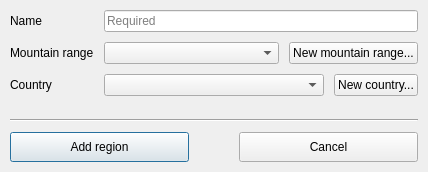
Old version of the form src/ui/region_dialog.ui in the repository svetter/pal.
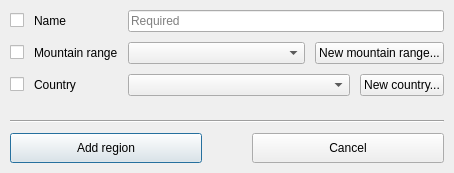
New version of the form. Icons and pictures are not drawn.

What changed in the file:
```diff
--- a/src/ui/region_dialog.ui
+++ b/src/ui/region_dialog.ui
@@ -6,8 +6,8 @@
    <rect>
     <x>0</x>
     <y>0</y>
-    <width>428</width>
-    <height>172</height>
+    <width>454</width>
+    <height>173</height>
    </rect>
   </property>
   <property name="sizePolicy">
@@ -16,12 +16,6 @@
     <verstretch>0</verstretch>
    </sizepolicy>
   </property>
-  <property name="maximumSize">
-   <size>
-    <width>16777215</width>
-    <height>172</height>
-   </size>
-  </property>
   <property name="windowTitle">
    <string>New region</string>
   </property>
@@ -50,12 +44,23 @@
       <number>10</number>
      </property>
      <item row="0" column="0">
+      <layout class="QHBoxLayout" name="nameLabelLayout">
+       <property name="spacing">
+        <number>10</number>
+       </property>
+       <item>
+        <widget class="QCheckBox" name="nameCheckbox">
+        </widget>
+       </item>
+       <item>
       <widget class="QLabel" name="nameLabel">
        <property name="text">
         <string>Name</string>
        </property>
       </widget>
      </item>
+      </layout>
+     </item>
      <item row="0" column="1">
       <widget class="QLineEdit" name="nameLineEdit">
        <property name="sizePolicy">
@@ -76,12 +81,23 @@
       </widget>
      </item>
      <item row="1" column="0">
+      <layout class="QHBoxLayout" name="rangeLabelLayout">
+       <property name="spacing">
+        <number>10</number>
+       </property>
+       <item>
+        <widget class="QCheckBox" name="rangeCheckbox">
+        </widget>
+       </item>
+       <item>
       <widget class="QLabel" name="rangeLabel">
        <property name="text">
         <string>Mountain range</string>
        </property>
       </widget>
      </item>
+      </layout>
+     </item>
      <item row="1" column="1">
       <layout class="QHBoxLayout" name="rangeSelectionLayout">
        <property name="spacing">
@@ -126,11 +142,22 @@
       </layout>
      </item>
      <item row="2" column="0">
+      <layout class="QHBoxLayout" name="countryLabelLayout">
+       <property name="spacing">
+        <number>10</number>
+       </property>
+       <item>
+        <widget class="QCheckBox" name="countryCheckbox">
+        </widget>
+       </item>
+       <item>
       <widget class="QLabel" name="countryLabel">
        <property name="text">
         <string>Country</string>
        </property>
       </widget>
+       </item>
+      </layout>
      </item>
      <item row="2" column="1">
       <layout class="QHBoxLayout" name="countrySelectionLayout">
```
Lines whose indentation alone changed are shown as unchanged.
